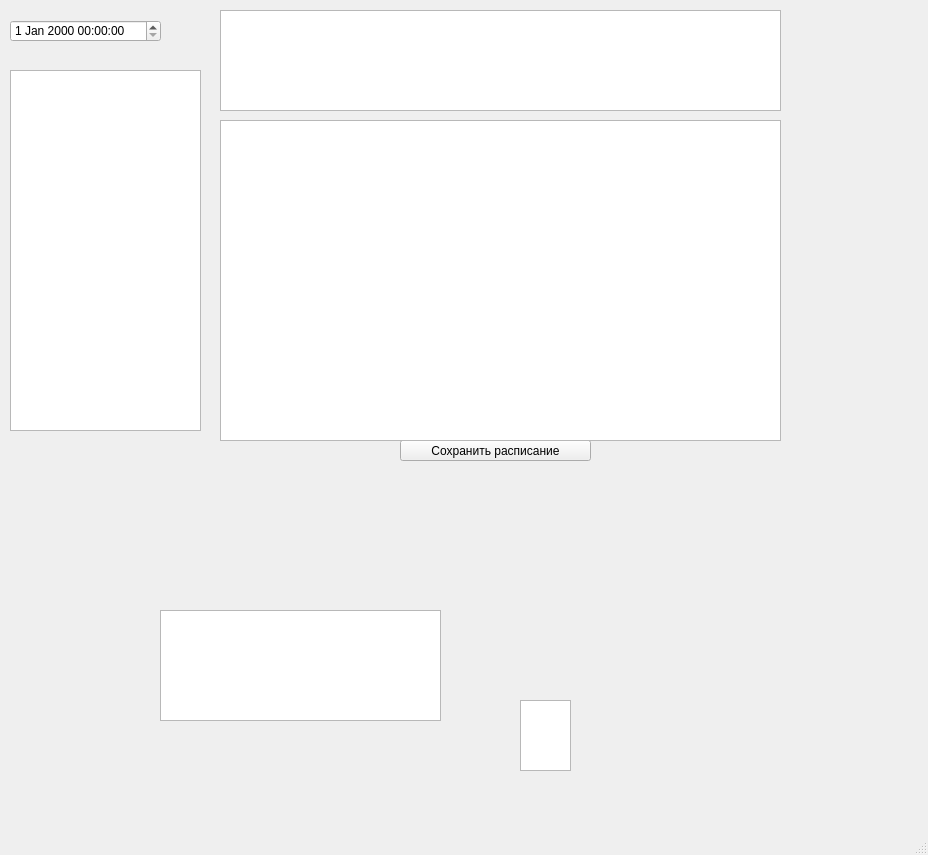
Above: 004_CHMV/QTLearning/CW01/mainwindow.ui from leaptop/repos2 before the change. Below: the same form after it.
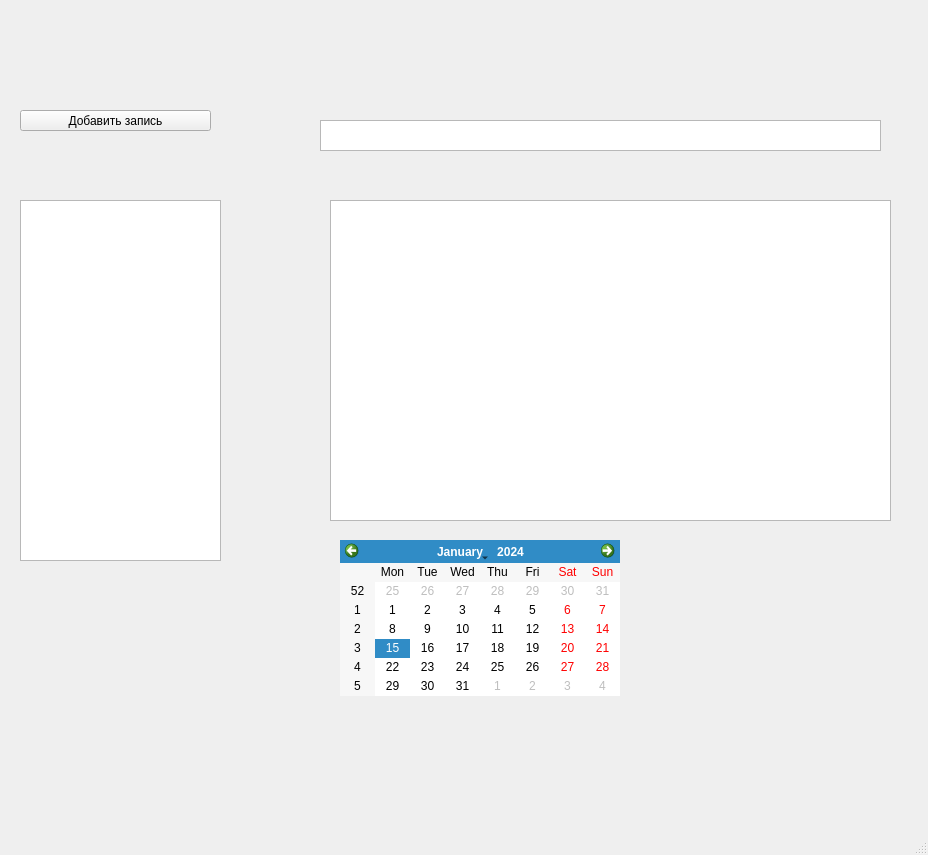
That is the form after the change.

```diff
--- a/004_CHMV/QTLearning/CW01/mainwindow.ui
+++ b/004_CHMV/QTLearning/CW01/mainwindow.ui
@@ -14,82 +14,25 @@
    <string>MainWindow</string>
   </property>
   <widget class="QWidget" name="centralwidget">
-   <widget class="QTableView" name="tableView">
-    <property name="geometry">
-     <rect>
-      <x>520</x>
-      <y>700</y>
-      <width>51</width>
-      <height>71</height>
-     </rect>
-    </property>
-    <property name="sizePolicy">
-     <sizepolicy hsizetype="Expanding" vsizetype="Expanding">
-      <horstretch>2</horstretch>
-      <verstretch>2</verstretch>
-     </sizepolicy>
-    </property>
-    <property name="autoFillBackground">
-     <bool>true</bool>
-    </property>
-    <property name="inputMethodHints">
-     <set>Qt::ImhNone</set>
-    </property>
-    <property name="sizeAdjustPolicy">
-     <enum>QAbstractScrollArea::AdjustToContentsOnFirstShow</enum>
-    </property>
-    <property name="editTriggers">
-     <set>QAbstractItemView::AnyKeyPressed|QAbstractItemView::DoubleClicked|QAbstractItemView::EditKeyPressed</set>
-    </property>
-    <property name="alternatingRowColors">
-     <bool>true</bool>
-    </property>
-    <attribute name="horizontalHeaderVisible">
-     <bool>false</bool>
-    </attribute>
-    <attribute name="verticalHeaderVisible">
-     <bool>false</bool>
-    </attribute>
-   </widget>
-   <widget class="QDateTimeEdit" name="dateTimeEdit">
-    <property name="geometry">
-     <rect>
-      <x>10</x>
-      <y>20</y>
-      <width>151</width>
-      <height>22</height>
-     </rect>
-    </property>
-   </widget>
-   <widget class="QTextEdit" name="textEdit">
-    <property name="geometry">
-     <rect>
-      <x>160</x>
-      <y>610</y>
-      <width>281</width>
-      <height>111</height>
-     </rect>
-    </property>
-   </widget>
    <widget class="QPushButton" name="pushButton">
     <property name="geometry">
      <rect>
-      <x>400</x>
-      <y>440</y>
+      <x>20</x>
+      <y>110</y>
       <width>191</width>
       <height>21</height>
      </rect>
     </property>
     <property name="text">
-     <string>Сохранить расписание</string>
+     <string>Добавить запись</string>
     </property>
    </widget>
    <widget class="QTableView" name="tableView_2">
     <property name="geometry">
      <rect>
-      <x>10</x>
-      <y>70</y>
-      <width>191</width>
+      <x>20</x>
+      <y>200</y>
+      <width>201</width>
       <height>361</height>
      </rect>
     </property>
@@ -118,25 +61,25 @@
    <widget class="QTableView" name="tableView_3">
     <property name="geometry">
      <rect>
-      <x>220</x>
-      <y>10</y>
-      <width>561</width>
-      <height>101</height>
-     </rect>
-    </property>
-    <attribute name="horizontalHeaderVisible">
-     <bool>false</bool>
-    </attribute>
-    <attribute name="verticalHeaderVisible">
-     <bool>false</bool>
-    </attribute>
-   </widget>
-   <widget class="QTableView" name="tableView_4">
-    <property name="geometry">
-     <rect>
-      <x>220</x>
+      <x>320</x>
       <y>120</y>
       <width>561</width>
+      <height>31</height>
+     </rect>
+    </property>
+    <attribute name="horizontalHeaderVisible">
+     <bool>false</bool>
+    </attribute>
+    <attribute name="verticalHeaderVisible">
+     <bool>false</bool>
+    </attribute>
+   </widget>
+   <widget class="QTableView" name="tableView_4">
+    <property name="geometry">
+     <rect>
+      <x>330</x>
+      <y>200</y>
+      <width>561</width>
       <height>321</height>
      </rect>
     </property>
@@ -147,6 +90,16 @@
      <bool>false</bool>
     </attribute>
    </widget>
+   <widget class="QCalendarWidget" name="calendarWidget">
+    <property name="geometry">
+     <rect>
+      <x>340</x>
+      <y>540</y>
+      <width>280</width>
+      <height>156</height>
+     </rect>
+    </property>
+   </widget>
   </widget>
   <widget class="QMenuBar" name="menubar">
    <property name="geometry">
```
Left out of the diff: 2 changed lines with no effect on the pictures.
